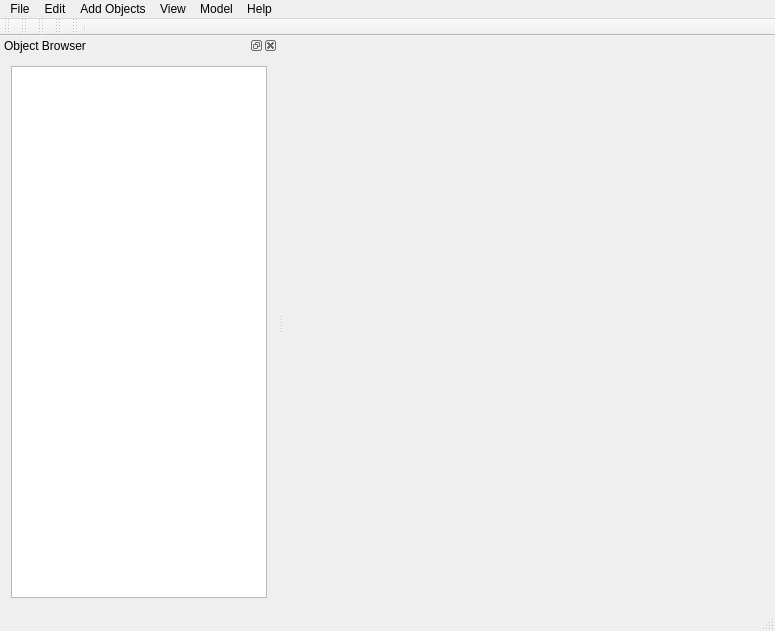
ArashMassoudieh/OpenHydroQual, file mainwindow.ui: the form before one commit.
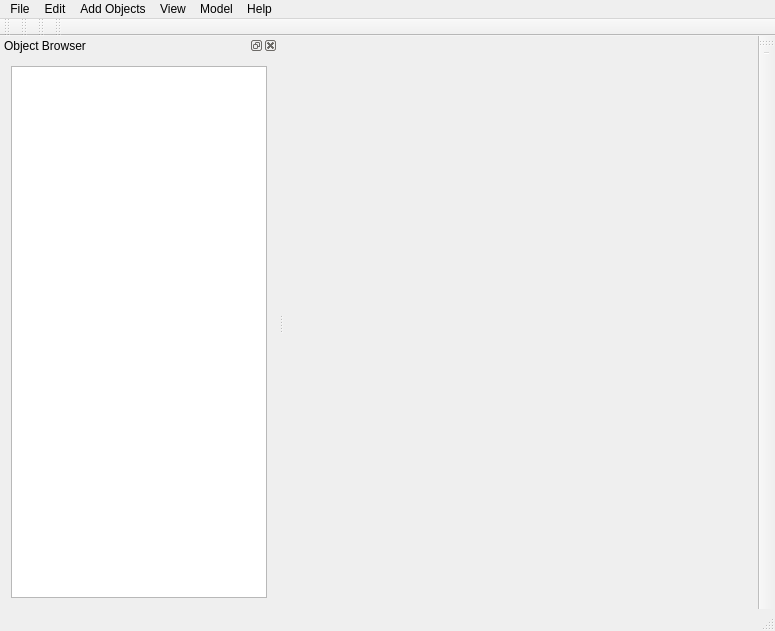
The form after the commit. Icons and pictures are not drawn.

Patch:
```diff
--- a/mainwindow.ui
+++ b/mainwindow.ui
@@ -221,7 +221,7 @@
     <string>File/View</string>
    </property>
    <property name="orientation">
-    <enum>Qt::Orientation::Horizontal</enum>
+    <enum>Qt::Orientation::Vertical</enum>
    </property>
    <property name="iconSize">
     <size>
@@ -230,7 +230,7 @@
     </size>
    </property>
    <attribute name="toolBarArea">
-    <enum>TopToolBarArea</enum>
+    <enum>RightToolBarArea</enum>
    </attribute>
    <attribute name="toolBarBreak">
     <bool>false</bool>
```
Left out of the diff: 2 changed lines with no effect on the pictures.
